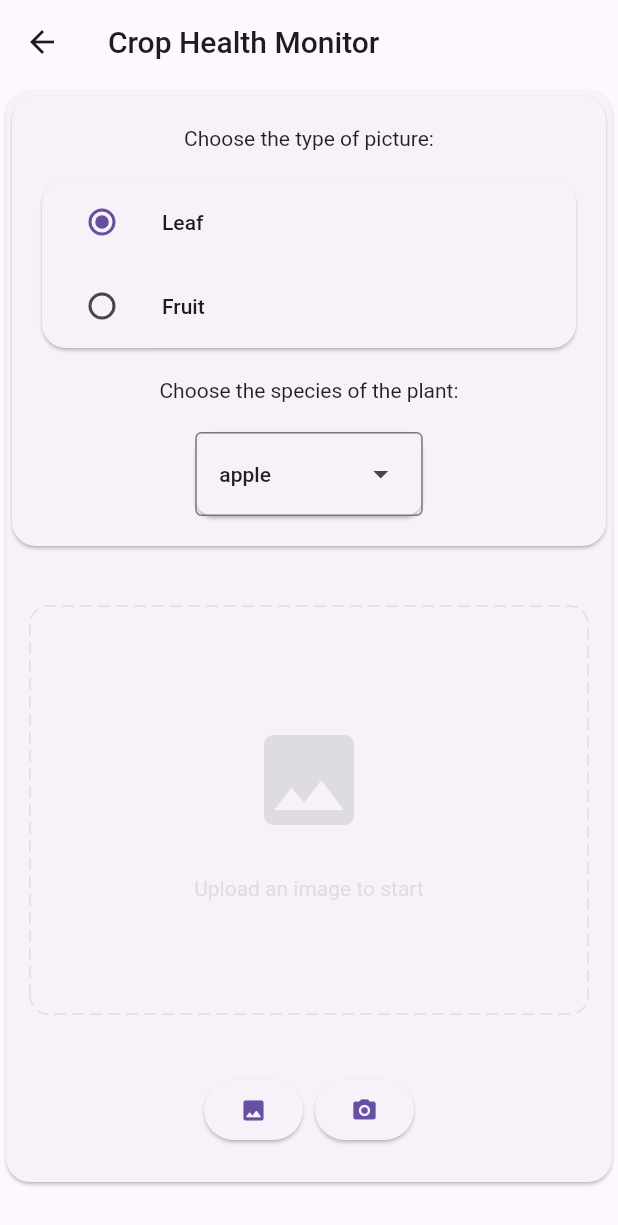
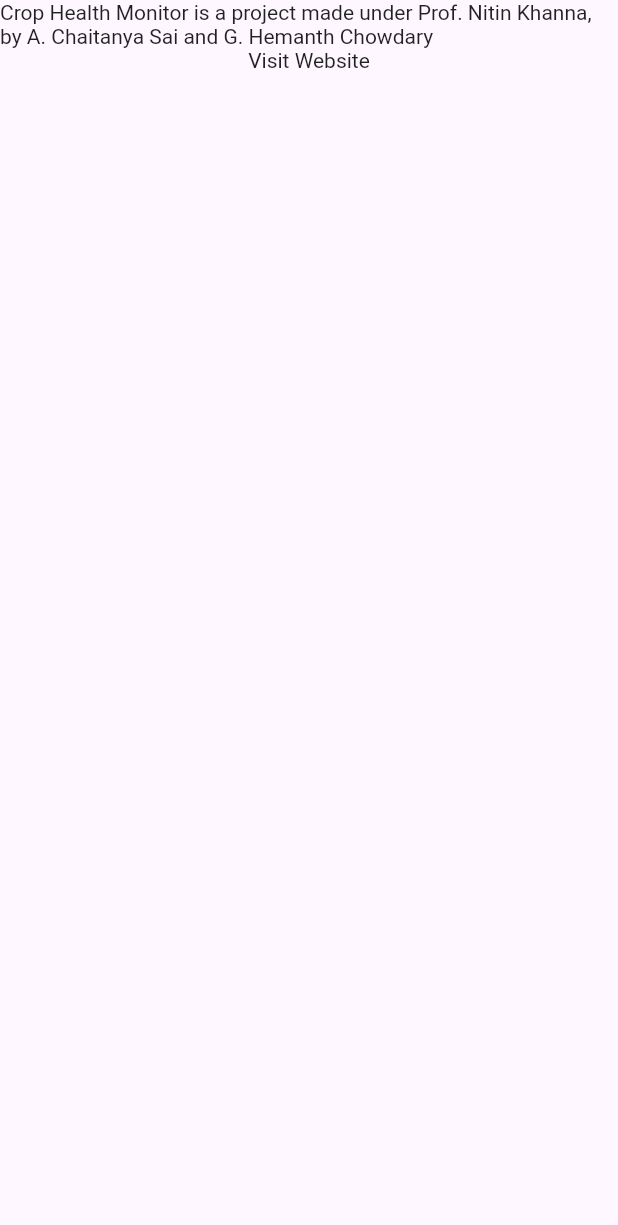
Before and after one commit to HemanthGaddey/Crop-health-monitor-app, a Flutter app: the HomeScreen screen opened by its route, after a tap on the "menu" icon, on a phone screen of 412 x 824 dp. Shown: the top 1225 px of the screen. Run offline on Flutter 3.47's test engine with Material 2 defaults, Android fonts, the phone set to English and light mode, and no system bars; drawn by our look-alikes of dotted_border; our stand-ins replace firebase_auth, firebase_core, flutter_svg, go_router, google_fonts, image_cropper and 1 more; missing offline and left inert: firebase_ui_auth; accounts and stored records are empty; statements that could not run were skipped.

Commit message:
added about us page

```diff
--- a/lib/main.dart
+++ b/lib/main.dart
@@ -17,6 +17,7 @@ import 'package:prac/pages/results_screen.dart';
 import 'package:flutter/widgets.dart';
 import './login_screen.dart';
 import './pages/analyze_screen.dart';
+import 'package:prac/pages/about_screen.dart';
 
 void main() async {
   // runApp(const MainApp());
@@ -97,6 +98,10 @@ final _router = GoRouter(
         GoRoute(
           path: 'analyze',
           builder: (context, state) => const AnalyzeScreen(),
+        ),
+        GoRoute(
+          path: 'about',
+          builder: (context, state) => const AboutPage(),
         ),
         GoRoute(
           path: 'profile',
--- /dev/null
+++ b/lib/pages/about_screen.dart
@@ -0,0 +1,27 @@
+import 'package:flutter/material.dart';
+import 'dart:io';
+import 'package:url_launcher/url_launcher.dart';
+
+class AboutPage extends StatelessWidget {
+  const AboutPage({super.key});
+
+  @override
+  Widget build(BuildContext context) {
+    return const Scaffold(
+      body: SafeArea(
+        child: Center(
+          child: Column(
+            children: [
+              Text(
+                  'Crop Health Monitor is a project made under Prof. Nitin Khanna, by A. Chaitanya Sai and G. Hemanth Chowdary'),
+              InkWell(
+                child: Text('Visit Website'),
+                onTap: () => launchUrl('https://www.google.com/'),
+              ),
+            ],
+          ),
+        ),
+      ),
+    );
+  }
+}
--- a/lib/pages/analyze_screen.dart
+++ b/lib/pages/analyze_screen.dart
@@ -14,7 +14,7 @@ class AnalyzeScreen extends StatelessWidget {
   // This widget is the root of your application.
   @override
   Widget build(BuildContext context) {
-    return Scaffold(
+    return const Scaffold(
       // debugShowCheckedModeBanner: false,
       // title: 'Flutter Demo',
       // theme: ThemeData(
--- a/lib/pages/home_screen.dart
+++ b/lib/pages/home_screen.dart
@@ -22,7 +22,7 @@ class _HomeScreenState extends State<HomeScreen> {
           backgroundColor: Color.fromARGB(255, 86, 133, 94),
           leading: IconButton(
             onPressed: () {
-              context.push('/analyze');
+              context.push('/about');
             },
             icon: Icon(
               Icons.menu,
--- a/pubspec.yaml
+++ b/pubspec.yaml
@@ -23,6 +23,7 @@ dependencies:
   flutter_svg: ^2.0.7
   dotted_border: ^2.0.0+3
   image_cropper: ^5.0.0
+  url_launcher: ^6.1.14
 
 dev_dependencies:
   flutter_lints: ^2.0.0
```
Also changed, not shown: pubspec.lock, 5 other files.
